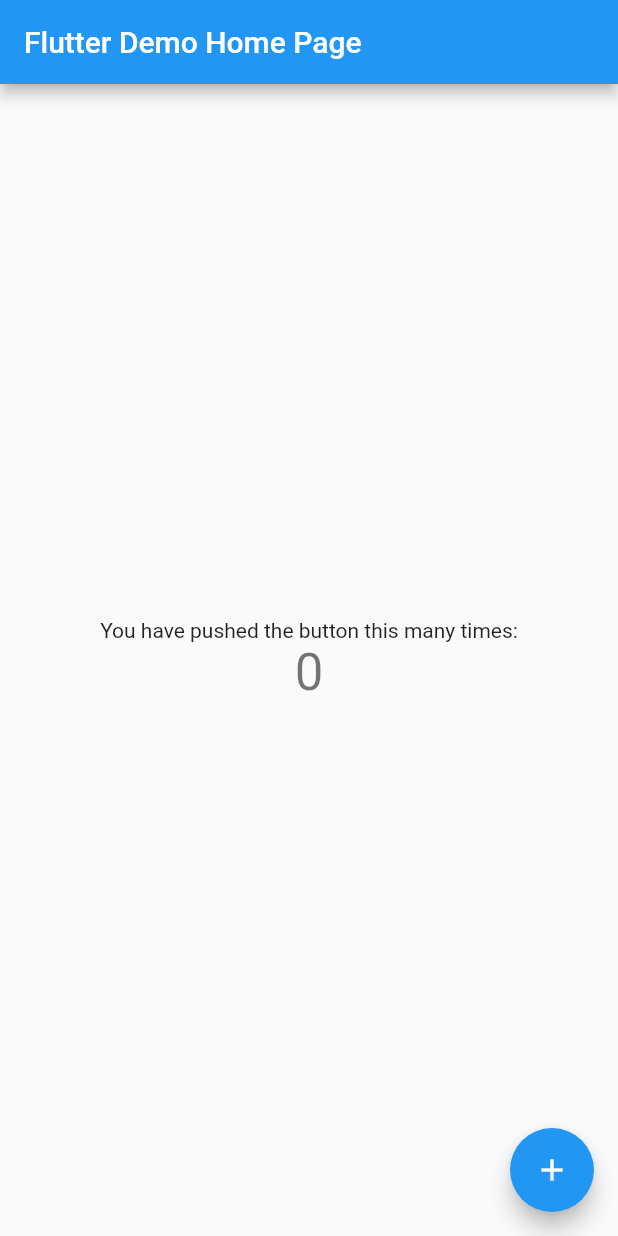
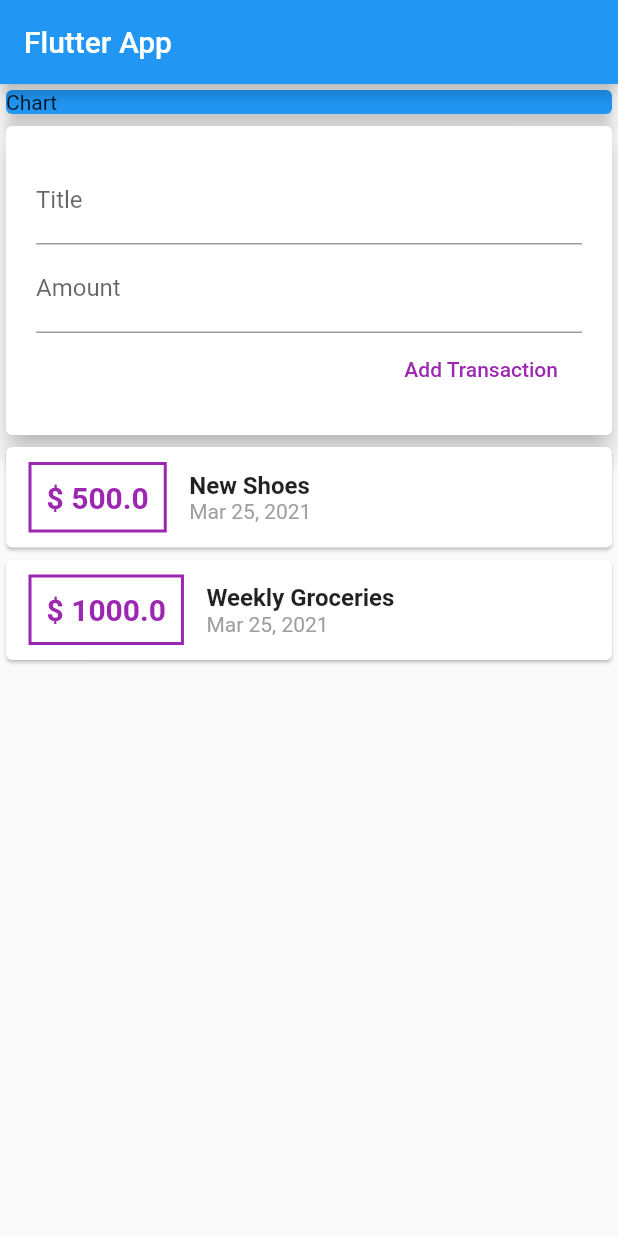
Before and after one commit to Akash1012/Expenses_App, a Flutter app: the screen it shows after launch, on a phone screen of 412 x 824 dp. Run offline on Flutter 3.47's test engine with Material 2 defaults, Android fonts, the phone set to English and light mode, and no system bars.

Commit message:
Add Input Field

```diff
--- a/lib/main.dart
+++ b/lib/main.dart
@@ -1,4 +1,6 @@
 import 'package:flutter/material.dart';
+
+import './widgets/user_transaction.dart';
 
 void main() {
   runApp(MyApp());
@@ -10,108 +12,39 @@ class MyApp extends StatelessWidget {
   Widget build(BuildContext context) {
     return MaterialApp(
       title: 'Flutter Demo',
-      theme: ThemeData(
-        // This is the theme of your application.
-        //
-        // Try running your application with "flutter run". You'll see the
-        // application has a blue toolbar. Then, without quitting the app, try
-        // changing the primarySwatch below to Colors.green and then invoke
-        // "hot reload" (press "r" in the console where you ran "flutter run",
-        // or simply save your changes to "hot reload" in a Flutter IDE).
-        // Notice that the counter didn't reset back to zero; the application
-        // is not restarted.
-        primarySwatch: Colors.blue,
-        // This makes the visual density adapt to the platform that you run
-        // the app on. For desktop platforms, the controls will be smaller and
-        // closer together (more dense) than on mobile platforms.
-        visualDensity: VisualDensity.adaptivePlatformDensity,
-      ),
-      home: MyHomePage(title: 'Flutter Demo Home Page'),
+      home: MyHomePage(),
     );
   }
 }
 
 class MyHomePage extends StatefulWidget {
-  MyHomePage({Key key, this.title}) : super(key: key);
-
-  // This widget is the home page of your application. It is stateful, meaning
-  // that it has a State object (defined below) that contains fields that affect
-  // how it looks.
-
-  // This class is the configuration for the state. It holds the values (in this
-  // case the title) provided by the parent (in this case the App widget) and
-  // used by the build method of the State. Fields in a Widget subclass are
-  // always marked "final".
-
-  final String title;
-
   @override
   _MyHomePageState createState() => _MyHomePageState();
 }
 
 class _MyHomePageState extends State<MyHomePage> {
-  int _counter = 0;
-
-  void _incrementCounter() {
-    setState(() {
-      // This call to setState tells the Flutter framework that something has
-      // changed in this State, which causes it to rerun the build method below
-      // so that the display can reflect the updated values. If we changed
-      // _counter without calling setState(), then the build method would not be
-      // called again, and so nothing would appear to happen.
-      _counter++;
-    });
-  }
-
   @override
   Widget build(BuildContext context) {
-    // This method is rerun every time setState is called, for instance as done
-    // by the _incrementCounter method above.
-    //
-    // The Flutter framework has been optimized to make rerunning build methods
-    // fast, so that you can just rebuild anything that needs updating rather
-    // than having to individually change instances of widgets.
     return Scaffold(
         appBar: AppBar(
-        // Here we take the value from the MyHomePage object that was created by
-        // the App.build method, and use it to set our appbar title.
-        title: Text(widget.title),
+          title: Text('Flutter App'),
         ),
-      body: Center(
-        // Center is a layout widget. It takes a single child and positions it
-        // in the middle of the parent.
+        body: SingleChildScrollView(
           child: Column(
-          // Column is also a layout widget. It takes a list of children and
-          // arranges them vertically. By default, it sizes itself to fit its
-          // children horizontally, and tries to be as tall as its parent.
-          //
-          // Invoke "debug painting" (press "p" in the console, choose the
-          // "Toggle Debug Paint" action from the Flutter Inspector in Android
-          // Studio, or the "Toggle Debug Paint" command in Visual Studio Code)
-          // to see the wireframe for each widget.
-          //
-          // Column has various properties to control how it sizes itself and
-          // how it positions its children. Here we use mainAxisAlignment to
-          // center the children vertically; the main axis here is the vertical
-          // axis because Columns are vertical (the cross axis would be
-          // horizontal).
-          mainAxisAlignment: MainAxisAlignment.center,
-          children: <Widget>[
-            Text(
-              'You have pushed the button this many times:',
+            mainAxisAlignment: MainAxisAlignment.start,
+            crossAxisAlignment: CrossAxisAlignment.stretch,
+            children: [
+              Container(
+                width: double.infinity,
+                child: Card(
+                  color: Colors.blue, // background color
+                  child: Text('Chart'),
+                  elevation: 5,
                 ),
-            Text(
-              '$_counter',
-              style: Theme.of(context).textTheme.headline4,
               ),
+              UserTransactions(),
             ],
           ),
-      ),
-      floatingActionButton: FloatingActionButton(
-        onPressed: _incrementCounter,
-        tooltip: 'Increment',
-        child: Icon(Icons.add),
-      ), // This trailing comma makes auto-formatting nicer for build methods.
-    );
+        ));
   }
 }
--- /dev/null
+++ b/lib/models/transaction.dart
@@ -0,0 +1,14 @@
+import 'package:flutter/material.dart';
+
+class Transaction {
+  final String id;
+  final String title;
+  final double amount;
+  final DateTime date;
+
+  Transaction(
+      {@required this.id,
+      @required this.title,
+      @required this.amount,
+      @required this.date});
+}
--- /dev/null
+++ b/lib/widgets/new_transaction.dart
@@ -0,0 +1,41 @@
+import 'package:flutter/material.dart';
+
+class NewTransaction extends StatelessWidget {
+  final titleController = TextEditingController();
+  final amountController = TextEditingController();
+
+  final Function addTx;
+
+  NewTransaction(this.addTx);
+
+  @override
+  Widget build(BuildContext context) {
+    return Card(
+      elevation: 7,
+      child: Container(
+        padding: EdgeInsets.all(20),
+        child: Column(
+          crossAxisAlignment: CrossAxisAlignment.end,
+          children: [
+            TextField(
+              decoration: InputDecoration(labelText: 'Title'),
+              controller: titleController,
+            ),
+            TextField(
+              decoration: InputDecoration(labelText: 'Amount'),
+              controller: amountController,
+            ),
+            FlatButton(
+              child: Text('Add Transaction'),
+              textColor: Colors.purple,
+              onPressed: () {
+                addTx(
+                    titleController.text, double.parse(amountController.text));
+              },
+            )
+          ],
+        ),
+      ),
+    );
+  }
+}
--- /dev/null
+++ b/lib/widgets/transaction_list.dart
@@ -0,0 +1,52 @@
+import 'package:flutter/material.dart';
+import 'package:intl/intl.dart';
+
+import '../models/transaction.dart';
+
+class TransactionList extends StatelessWidget {
+  final List<Transaction> transactions;
+
+  TransactionList(this.transactions);
+
+  @override
+  Widget build(BuildContext context) {
+    return Column(
+        children: transactions.map((tx) {
+      return Card(
+        child: Row(
+          children: [
+            Container(
+              margin: EdgeInsets.symmetric(vertical: 10, horizontal: 15),
+              decoration: BoxDecoration(
+                border: Border.all(color: Colors.purple, width: 2),
+              ),
+              padding: EdgeInsets.all(10),
+              child: Text(
+                '\$ ${tx.amount}',
+                style: TextStyle(
+                    fontWeight: FontWeight.bold,
+                    fontSize: 20,
+                    color: Colors.purple),
+              ),
+            ),
+            Column(
+              crossAxisAlignment: CrossAxisAlignment.start,
+              children: [
+                Text(
+                  tx.title,
+                  style: TextStyle(fontSize: 16, fontWeight: FontWeight.bold),
+                ),
+                Text(
+                  DateFormat.yMMMd().format(tx.date),
+                  style: TextStyle(
+                    color: Colors.grey,
+                  ),
+                ),
+              ],
+            )
+          ],
+        ),
+      );
+    }).toList());
+  }
+}
--- /dev/null
+++ b/lib/widgets/user_transaction.dart
@@ -0,0 +1,41 @@
+import 'package:flutter/material.dart';
+
+import './transaction_list.dart';
+import './new_transaction.dart';
+import '../models/transaction.dart';
+
+class UserTransactions extends StatefulWidget {
+  @override
+  _UserTransactionsState createState() => _UserTransactionsState();
+}
+
+class _UserTransactionsState extends State<UserTransactions> {
+  final List<Transaction> _userTransactions = [
+    Transaction(
+        id: 't1', title: 'New Shoes', amount: 500, date: DateTime.now()),
+    Transaction(
+        id: 't2', title: 'Weekly Groceries', amount: 1000, date: DateTime.now())
+  ];
+
+  void _addNewTransaction(String txTitle, double txAmount) {
+    final newTx = Transaction(
+        title: txTitle,
+        amount: txAmount,
+        date: DateTime.now(),
+        id: DateTime.now().toString());
+
+    setState(() {
+      _userTransactions.add(newTx);
+    });
+  }
+
+  @override
+  Widget build(BuildContext context) {
+    return Column(
+      children: [
+        NewTransaction(_addNewTransaction),
+        TransactionList(_userTransactions)
+      ],
+    );
+  }
+}
--- a/pubspec.yaml
+++ b/pubspec.yaml
@@ -23,6 +23,7 @@ environment:
 dependencies:
   flutter:
     sdk: flutter
+  intl: ^0.15.8
 
 
   # The following adds the Cupertino Icons font to your application.
```
Also changed, not shown: pubspec.lock. Lines whose indentation alone changed are shown as unchanged.
